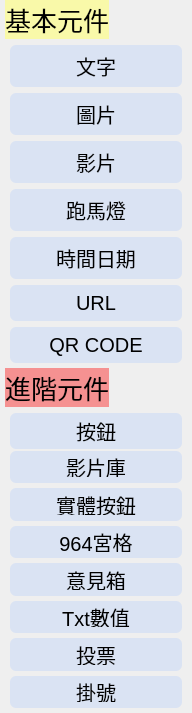
Qt form src/ActiveManager/LayerAddContent.ui (roger0816/BoardT) before a commit.
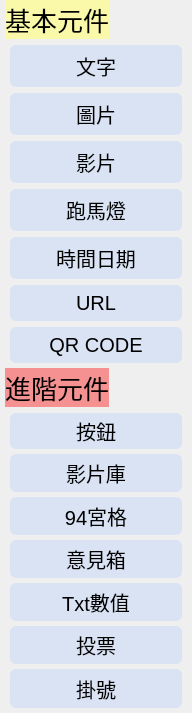
The same form after that commit.

Diff of the .ui file:
```diff
--- a/src/ActiveManager/LayerAddContent.ui
+++ b/src/ActiveManager/LayerAddContent.ui
@@ -136,17 +136,10 @@
            </property>
           </widget>
          </item>
-         <item>
-          <widget class="QPushButton" name="btnAddPixBtn">
-           <property name="text">
-            <string>實體按鈕</string>
-           </property>
-          </widget>
-         </item>
          <item>
           <widget class="QPushButton" name="btnAdd964">
            <property name="text">
-            <string>964宮格</string>
+            <string>94宮格</string>
            </property>
           </widget>
          </item>
```
